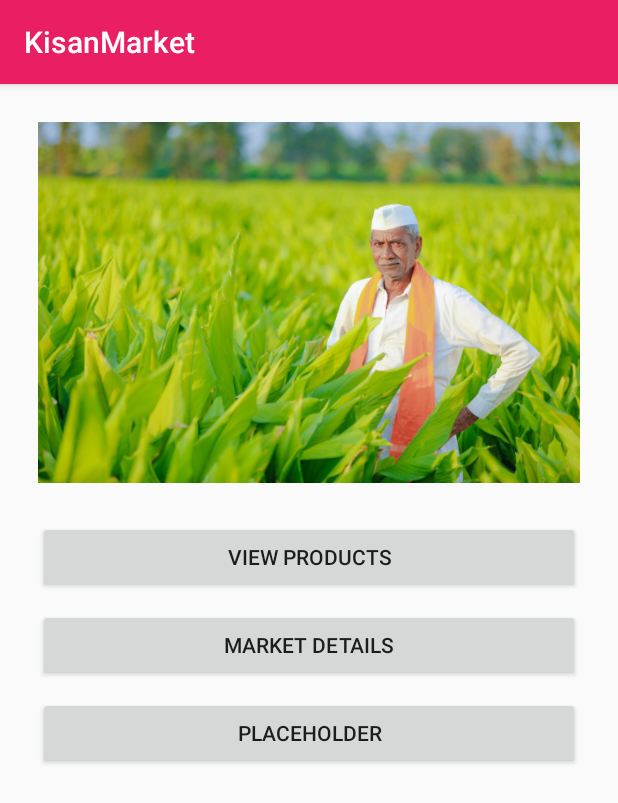
After one commit to komalsupekar/KisanMarket, an Android app: the dashboard screen opened directly, with no data from a screen before it, on a phone screen of 412 x 824 dp. The commit adds this screen. Shown: the top 803 px of the screen. Run offline under Robolectric (Android 15) with nearby library versions, the phone set to English and light mode, and no system bars; our stand-ins replace Firebase (no records; nobody signed in at launch, a user with empty details on screens opened directly).

Commit message:
dashboard added

```diff
--- a/app/src/main/AndroidManifest.xml
+++ b/app/src/main/AndroidManifest.xml
@@ -13,6 +13,7 @@
         android:supportsRtl="true"
         android:theme="@style/AppTheme"
         tools:ignore="GoogleAppIndexingWarning">
+        <activity android:name=".dashboard"></activity>
         <activity
             android:name=".login"
             android:label="@string/title_activity_login" />
@@ -23,8 +24,9 @@
                 <category android:name="android.intent.category.LAUNCHER" />
             </intent-filter>
         </activity>
-        <activity android:name=".MainActivity"
-            android:label="Select marketplace"/>
+        <activity
+            android:name=".MainActivity"
+            android:label="Select marketplace" />
     </application>
 
 </manifest>
--- /dev/null
+++ b/app/src/main/java/com/komal/krypton/kisan/market/dashboard.java
@@ -0,0 +1,126 @@
+package com.komal.krypton.kisan.market;
+
+import android.os.Bundle;
+import android.util.Log;
+import android.view.animation.AnimationUtils;
+import android.widget.ImageView;
+
+import androidx.appcompat.app.AppCompatActivity;
+
+import com.google.firebase.database.DatabaseReference;
+import com.google.firebase.database.FirebaseDatabase;
+
+import java.util.Random;
+
+public class dashboard extends AppCompatActivity {
+    private static final String TAG = "MainActivity";
+    ImageView karousel;
+
+
+    int[] images = new int[]{ R.drawable.c1,R.drawable.c2,R.drawable.c3,R.drawable.c4,R.drawable.c5,R.drawable.c6,R.drawable.c7,R.drawable.c9};
+
+    @Override
+    protected void onCreate(Bundle savedInstanceState) {
+        super.onCreate(savedInstanceState);
+
+        setContentView(R.layout.activity_dashboard);
+
+        karousel = findViewById(R.id.karousel);
+
+        // Write a message to the database
+        FirebaseDatabase database = FirebaseDatabase.getInstance();
+        DatabaseReference dbref = database.getReference("markets");
+
+        class farmer {
+            public String name;
+
+            farmer(String name) {
+
+                this.name = name;
+            }
+        }
+
+        farmer f1 = new farmer("maddy");
+
+        dbref.child("Pune city").setValue(f1);
+
+        Thread kthread = new Thread(){
+            public int counter = 0;
+
+            @Override
+            public void run() {
+                while (true)
+                {
+
+                    try {
+                        Thread.sleep(4000);
+                    } catch (InterruptedException e) {
+                        e.printStackTrace();
+                    }
+
+                    runOnUiThread(new Runnable() {
+
+                        public String getImage(int imageId)
+                        {
+                            switch (imageId)
+                            {
+                                case R.drawable.c1:
+                                    return "c1.png";
+
+                                case R.drawable.c2:
+                                    return "c2.png";
+
+
+                                case R.drawable.c3:
+                                    return "c3.png";
+
+
+                                case R.drawable.c4:
+                                    return "c4.png";
+
+
+                                case R.drawable.c5:
+                                    return "c5.png";
+
+
+                                case R.drawable.c6:
+                                    return "c6.png";
+
+
+                                case R.drawable.c7:
+                                    return "c7.png";
+
+
+                                case R.drawable.c9:
+                                    return "c9.png";
+
+
+                                default:
+                                    return "error??";
+
+                            }
+                        }
+
+                        @Override
+                        public void run() {
+                            int randomImage;
+                            Random random = new Random();
+                            randomImage = images[random.nextInt(images.length)];
+                            karousel.setAnimation(AnimationUtils.loadAnimation(getApplicationContext(), R.anim.fade));
+                            karousel.setImageResource(randomImage);
+
+                            Log.d(TAG, "run: " +counter++);
+                            Log.d(TAG, "image " + getImage(randomImage));
+                        }
+                    });
+                }
+            }
+        };
+        kthread.start();
+    }
+
+
+//---------------------------------------------------------------------------------------------------------------------------------------------------
+
+
+}
--- /dev/null
+++ b/app/src/main/res/layout/activity_dashboard.xml
@@ -0,0 +1,55 @@
+<?xml version="1.0" encoding="utf-8"?>
+<LinearLayout xmlns:android="http://schemas.android.com/apk/res/android"
+    xmlns:app="http://schemas.android.com/apk/res-auto"
+    xmlns:tools="http://schemas.android.com/tools"
+    android:layout_width="match_parent"
+    android:layout_height="match_parent"
+    android:orientation="vertical"
+    android:padding="5sp"
+    tools:context=".dashboard">
+
+    <ScrollView
+        android:layout_width="match_parent"
+        android:layout_height="wrap_content"
+        android:id="@+id/scv"
+        android:fillViewport="true">
+
+        <LinearLayout
+            android:layout_width="match_parent"
+            android:layout_height="wrap_content"
+            android:orientation="vertical">
+            <ImageView
+                android:id="@+id/karousel"
+                android:contentDescription="@string/app_name"
+                android:layout_width="match_parent"
+                android:layout_height="wrap_content"
+                android:adjustViewBounds="true"
+                android:src="@drawable/farmer"
+                android:padding="20sp"/>
+
+            <Button
+                android:layout_width="match_parent"
+                android:layout_height="wrap_content"
+                android:id="@+id/view"
+                style="@style/kbutton"
+                android:text="@string/view_products"/>
+
+            <Button
+                android:layout_width="match_parent"
+                android:layout_height="wrap_content"
+                android:id="@+id/p2"
+                style="@style/kbutton"
+                android:text="market details"/>
+
+
+            <Button
+                android:layout_width="match_parent"
+                android:layout_height="wrap_content"
+                android:id="@+id/p1"
+                style="@style/kbutton"
+                android:text="@string/placeholder"/>
+
+        </LinearLayout>
+    </ScrollView>
+
+</LinearLayout>
```
Also changed, not shown: app/src/main/java/com/komal/krypton/kisan/market/MainActivity.java (+30 -5 lines).
